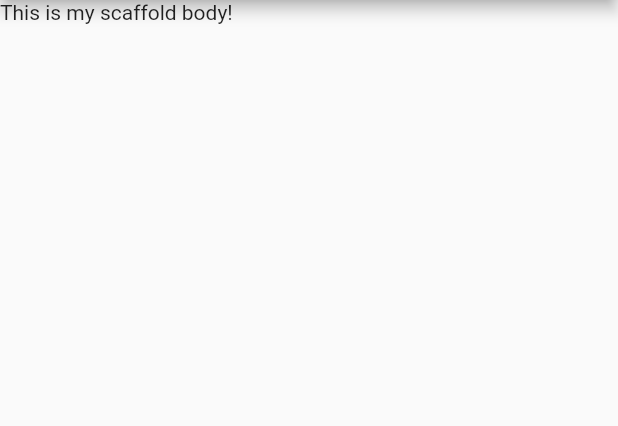
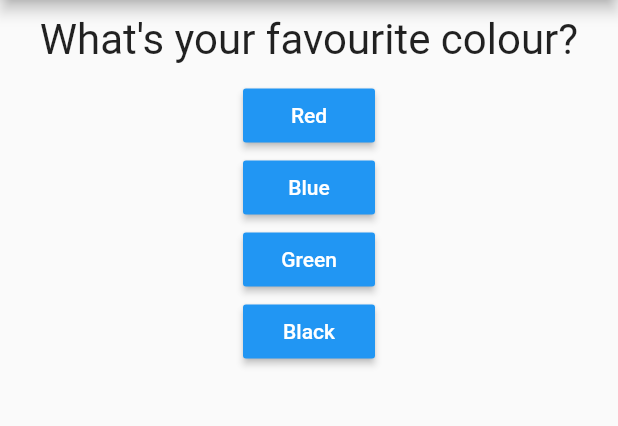
Before and after one commit to skarakasoglu-zz/flutter_complete_guide, a Flutter app: the screen it shows after launch, on a phone screen of 412 x 824 dp, the part 84-510 px from its top. Run offline on Flutter 3.47's test engine with Material 2 defaults, Android fonts, the phone set to English and light mode, and no system bars.

Commit message:
Last changes

```diff
--- /dev/null
+++ b/lib/answer.dart
@@ -0,0 +1,18 @@
+import 'package:flutter/material.dart';
+
+class Answer extends StatelessWidget {
+  final Function onClicked;
+  final String answerText;
+
+  Answer(this.onClicked, this.answerText);
+
+  @override
+  Widget build(BuildContext context) {
+    return RaisedButton(
+      color: Colors.blue,
+      textColor: Colors.white,
+      child: Text(answerText),
+      onPressed: onClicked,
+    );
+  }
+}
--- a/lib/main.dart
+++ b/lib/main.dart
@@ -1,17 +1,87 @@
 import 'package:flutter/material.dart';
+
+import 'package:flutter_complete_guide/quiz.dart';
+import './result.dart';
 
 void main() {
   runApp(MyApp());
 }
 
-class MyApp extends StatelessWidget {
+class MyApp extends StatefulWidget {
+  @override
+  State<StatefulWidget> createState() {
+    return _MyAppState();
+  }
+}
+
+class _MyAppState extends State<MyApp> {
+  var questions = [
+    {
+      'questionText': "What's your favourite colour?",
+      'answers': [
+        {'text': 'Red', 'score': 10},
+        {'text': 'Blue', 'score': 5},
+        {'text': 'Green', 'score': 3},
+        {'text': 'Black', 'score': 1},
+      ]
+    },
+    {
+      'questionText': "What's your favourite animal?",
+      'answers': [
+        {'text': 'Dog', 'score': 10},
+        {'text': 'Bird', 'score': 5},
+        {'text': 'Cat', 'score': 3},
+        {'text': 'Lion', 'score': 1},
+      ]
+    },
+    {
+      'questionText': "What's your favourite footbal player in Liverpool?",
+      'answers': [
+        {'text': "Mo Salah", 'score': 7},
+        {'text': "Roberto Firmino", 'score': 5},
+        {'text': "Sadio Mane", 'score': 3},
+        {'text': "Virgil Van Dijk", 'score': 10},
+      ]
+    }
+  ];
+  var _questionIndex = 0;
+  var _finalScore = 0;
+
+  void _questionAnswered(int score) {
+    print('Answer chosen!');
+    setState(() {
+      _questionIndex++;
+      _finalScore += score;
+    });
+    if (_questionIndex < questions.length) {
+      print('We have more questions.');
+    } else {
+      print('We have no more questions.');
+    }
+  }
+
+  void _resetQuiz() {
+    setState(() {
+      _questionIndex = 0;
+      _finalScore = 0;
+    });
+  }
+
   Widget build(BuildContext context) {
     return MaterialApp(
       home: Scaffold(
         appBar: AppBar(
           title: Text("First Application"),
         ),
-        body: Text("This is my scaffold body!"),
+        body: _questionIndex < questions.length
+            ? Quiz(
+                questionAnswered: _questionAnswered,
+                questionIndex: _questionIndex,
+                questions: questions,
+              )
+            : Center(
+                child: Result(_finalScore, _resetQuiz),
+              ),
       ),
     );
   }
--- /dev/null
+++ b/lib/question.dart
@@ -0,0 +1,20 @@
+import 'package:flutter/material.dart';
+
+class Question extends StatelessWidget {
+  final String question;
+
+  Question(this.question);
+
+  @override
+  Widget build(BuildContext context) {
+    return Container(
+      width: double.infinity,
+      margin: EdgeInsets.all(10),
+      child: Text(
+        question,
+        style: TextStyle(fontSize: 28),
+        textAlign: TextAlign.center,
+      ),
+    );
+  }
+}
--- /dev/null
+++ b/lib/quiz.dart
@@ -0,0 +1,31 @@
+import 'package:flutter/material.dart';
+
+import './question.dart';
+import './answer.dart';
+
+class Quiz extends StatelessWidget {
+  final List<Map<String, Object>> questions;
+  final int questionIndex;
+  final Function questionAnswered;
+
+  Quiz(
+      {@required this.questions,
+      @required this.questionAnswered,
+      @required this.questionIndex});
+
+  @override
+  Widget build(BuildContext context) {
+    return Column(
+      children: <Widget>[
+        Question(
+          questions[questionIndex]["questionText"],
+        ),
+        ...(questions[questionIndex]['answers'] as List<Map<String, Object>>)
+            .map((answer) {
+          return Answer(
+              () => questionAnswered(answer["score"]), answer["text"]);
+        }).toList(),
+      ],
+    );
+  }
+}
```
Also changed, not shown: lib/result.dart (added, +43 -0 lines).
